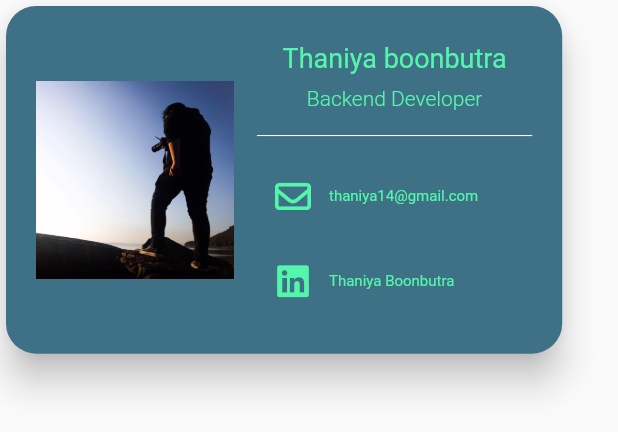
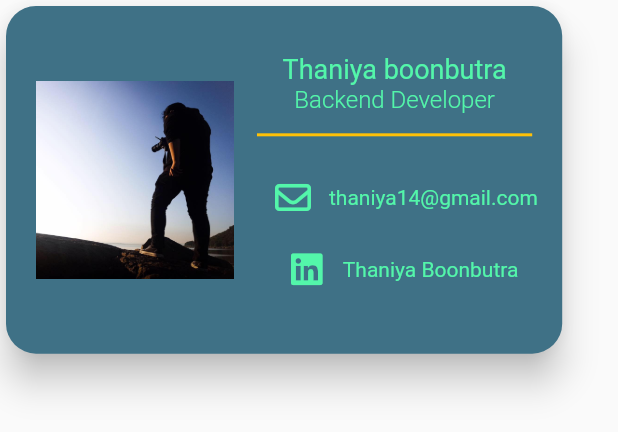
Before and after one commit to Thaniya05/MySpace, a Flutter app: the MyCard widget shown alone on an empty page, opened directly, on a phone screen of 412 x 824 dp. Shown: the top 432 px of the screen. Run offline on Flutter 3.47's test engine with Material 2 defaults, Android fonts, the phone set to English and light mode, and no system bars; drawn by our look-alikes of auto_size_text, flip_card; our stand-ins replace animated_text_kit, auto_animated, carousel_slider, font_awesome_flutter, get, getwidget and 2 more.

Commit message:
update card responsive , intropage

```diff
--- a/app/lib/src/widget/mycard.dart
+++ b/app/lib/src/widget/mycard.dart
@@ -1,6 +1,8 @@
+import 'package:auto_size_text/auto_size_text.dart';
 import 'package:flip_card/flip_card.dart';
 import 'package:flutter/material.dart';
 import 'package:font_awesome_flutter/font_awesome_flutter.dart';
+import 'package:get/get.dart';
 
 class MyCard extends StatelessWidget {
   const MyCard({
@@ -9,74 +11,19 @@ class MyCard extends StatelessWidget {
 
   @override
   Widget build(BuildContext context) {
+    double width_size = 0.6;
+    double name_card_size = 30.0;
+    double role_card_size = 26.0;
+    double detail_card_size = 16.0;
+    if (context.isPhone) {
+      width_size = 0.9;
+      name_card_size = 18.0;
+      role_card_size = 16.0;
+      detail_card_size = 10.0;
+    } /*
     return FlipCard(
       front: Container(
-        child: Card(
-          color: Color.fromARGB(255, 63, 113, 134),
-          elevation: 10,
-          shape: RoundedRectangleBorder(
-            borderRadius: BorderRadius.circular(20.0),
-          ),
-          child: Container(
-            width: MediaQuery.of(context).size.width * 0.9,
-            height: MediaQuery.of(context).size.width * 9 / 16,
-            child: Container(
-              margin: EdgeInsets.all(20),
-              //color: Colors.white,
-              child: Row(
-                children: [
-                  Expanded(
-                    flex: 2,
-                    child: Container(
-                      //color: Colors.blue[100],
-                      child: Image.asset(
-                        'assets/pic/profile.jpg',
-                        height: 500,
-                        width: 500,
-                      ),
-                    ),
-                  ),
-                  Expanded(
-                    flex: 3,
-                    child: Container(
-                      //color: Colors.amber,
-                      child: Container(
-                        margin: EdgeInsets.fromLTRB(15, 0, 0, 0),
-                        //color: Colors.white,
-                        child: Column(
-                          mainAxisAlignment: MainAxisAlignment.spaceAround,
-                          children: [
-                            Text(
-                              'Thaniya boonbutra',
-                              style: TextStyle(
-                                  color: Color(0xff53f6aa),
-                                  fontSize: 18,
-                                  fontWeight: FontWeight.w400),
-                            ),
-                            Text(
-                              'Backend Developer',
-                              style: TextStyle(
-                                  color: Color(0xff53f6aa),
-                                  fontSize: 14,
-                                  fontWeight: FontWeight.w300),
-                            ),
-                            Divider(
-                              color: Colors.white,
-                            ),
-                            detailCardMethod(FontAwesomeIcons.envelope,
-                                'thaniya14@gmail.com'),
-                            detailCardMethod(
-                                FontAwesomeIcons.linkedin, 'Thaniya Boonbutra'),
-                          ],
-                        ),
-                      ),
-                    ),
-                  ),
-                ],
-              ),
-            ),
-          ),
-        ),
+        child: _buildCard(context, width_size, name_card_size, role_card_size, detail_card_size),
       ),
       back: Container(
         child: Card(
@@ -113,11 +60,100 @@ class MyCard extends StatelessWidget {
         ),
       ),
     );
+  */
+    return _buildCard(
+        context, width_size, name_card_size, role_card_size, detail_card_size);
   }
 
-  Row detailCardMethod(IconData icon, String str) {
+  Card _buildCard(BuildContext context, double width_size,
+      double name_card_size, double role_card_size, double detail_card_size) {
+    return Card(
+      color: Color.fromARGB(255, 63, 113, 134),
+      elevation: 10,
+      shape: RoundedRectangleBorder(
+        borderRadius: BorderRadius.circular(20.0),
+      ),
+      child: Container(
+        width: MediaQuery.of(context).size.width * width_size,
+        height: MediaQuery.of(context).size.width * width_size / 1.6,
+        child: Container(
+          margin: EdgeInsets.all(20),
+          //color: Colors.white,
+          child: Row(
+            children: [
+              Expanded(
+                flex: 2,
+                child: Container(
+                  //color: Colors.blue[100],
+                  child: Image.asset(
+                    'assets/pic/profile.jpg',
+                    height: 500,
+                    width: 500,
+                  ),
+                ),
+              ),
+              Expanded(
+                flex: 3,
+                child: Container(
+                  //color: Colors.amber,
+                  child: Container(
+                    margin: EdgeInsets.fromLTRB(15, 0, 0, 0),
+                    //color: Colors.white,
+                    child: Column(
+                      mainAxisAlignment: MainAxisAlignment.center,
+                      crossAxisAlignment: CrossAxisAlignment.center,
+                      children: [
+                        AutoSizeText(
+                          'Thaniya boonbutra',
+                          style: TextStyle(
+                              color: Color(0xff53f6aa),
+                              fontSize: name_card_size,
+                              fontWeight: FontWeight.w400),
+                          minFontSize: 18.0,
+                          maxLines: 1,
+                        ),
+                        AutoSizeText(
+                          'Backend Developer',
+                          style: TextStyle(
+                              color: Color(0xff53f6aa),
+                              fontSize: role_card_size,
+                              fontWeight: FontWeight.w300),
+                          minFontSize: 16.0,
+                          maxLines: 1,
+                        ),
+                        Padding(padding: EdgeInsets.all(3)),
+                        Divider(
+                          color: Colors.amber,
+                          thickness: 2.0,
+                        ),
+                        Padding(padding: EdgeInsets.all(5)),
+                        Center(
+                          child: detailCardMethod(
+                            FontAwesomeIcons.envelope,
+                            'thaniya14@gmail.com',
+                            detail_card_size,
+                          ),
+                        ),
+                        detailCardMethod(
+                          FontAwesomeIcons.linkedin,
+                          'Thaniya Boonbutra',
+                          detail_card_size,
+                        ),
+                      ],
+                    ),
+                  ),
+                ),
+              ),
+            ],
+          ),
+        ),
+      ),
+    );
+  }
+
+  Row detailCardMethod(IconData icon, String str, double size) {
     return Row(
-      mainAxisAlignment: MainAxisAlignment.start,
+      mainAxisAlignment: MainAxisAlignment.center,
       children: [
         IconButton(
           onPressed: null,
@@ -126,12 +162,11 @@ class MyCard extends StatelessWidget {
             color: Color(0xff53f6aa),
           ),
         ),
-        Text(
+        AutoSizeText(
           str,
-          style: TextStyle(
-              color: Color(0xff53f6aa),
-              fontSize: 10,
-              fontWeight: FontWeight.w400),
+          style:
+              TextStyle(color: Color(0xff53f6aa), fontWeight: FontWeight.w400),
+          minFontSize: 10.0,
         ),
       ],
     );
```
Also changed, not shown: app/lib/src/page/intro1.dart (+30 -13 lines).
